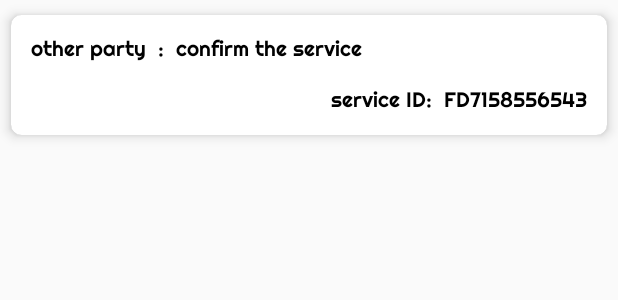
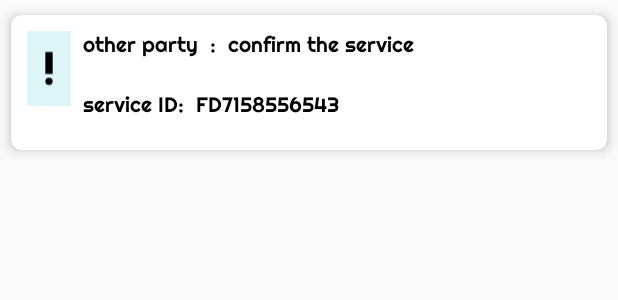
Before and after one commit to s201589210/service-provider, an Android app: the layout notification_card.xml on its own in the app's theme, with its tools: preview values and no code run, on a phone screen of 412 x 824 dp. Shown: the top 300 px of the screen. Run offline under Robolectric (Android 15) with nearby library versions, the phone set to English and light mode, and no system bars.

Commit message:
improve notification view

```diff
--- /dev/null
+++ b/app/src/main/res/drawable/ic_priority_high_black_24dp.xml
@@ -0,0 +1,12 @@
+<vector xmlns:android="http://schemas.android.com/apk/res/android"
+        android:width="24dp"
+        android:height="24dp"
+        android:viewportWidth="24.0"
+        android:viewportHeight="24.0">
+    <path
+        android:fillColor="#FF000000"
+        android:pathData="M12,19m-2,0a2,2 0,1 1,4 0a2,2 0,1 1,-4 0"/>
+    <path
+        android:fillColor="#FF000000"
+        android:pathData="M10,3h4v12h-4z"/>
+</vector>
--- a/app/src/main/res/layout/notification_card.xml
+++ b/app/src/main/res/layout/notification_card.xml
@@ -3,7 +3,7 @@
     xmlns:android="http://schemas.android.com/apk/res/android"
     xmlns:card_view="http://schemas.android.com/apk/res-auto"
     android:layout_width="match_parent"
-    android:layout_height="100dp"
+    android:layout_height="110dp"
     card_view:cardCornerRadius="7dp"
     card_view:cardUseCompatPadding="true"
     card_view:cardElevation="5dp"
@@ -21,26 +21,53 @@
     android:layout_width="match_parent"
     android:layout_height="wrap_content">
 
+    <LinearLayout xmlns:android="http://schemas.android.com/apk/res/android"
+        xmlns:tools="http://schemas.android.com/tools"
+        android:layout_width="match_parent"
+        android:layout_height="100dp"
+        android:orientation="horizontal"
+        android:padding="5dp"
+        android:background="@color/colorWhite">
+
+        <ImageView
+            android:layout_width="0dp"
+            android:layout_height="50dp"
+            android:layout_weight="0.6"
+            android:background="@color/backgroundcolor"
+            android:src="@drawable/ic_priority_high_black_24dp"/>
+
+    <LinearLayout
+        android:layout_width="0dp"
+        android:layout_weight="7"
+        android:layout_height="80dp"
+        android:orientation="vertical">
+
+        <LinearLayout
+            android:layout_width="match_parent"
+            android:layout_weight="1"
+            android:layout_height="0dp"
+            android:orientation="vertical">
+
+            <LinearLayout
+                android:layout_width="match_parent"
+                android:layout_height="match_parent"
+                android:orientation="horizontal">
+
+
             <TextView
-        android:id="@+id/textView"
+                android:id="@+id/notification_sender"
                 android:layout_width="wrap_content"
-        android:layout_height="wrap_content"
-        android:layout_marginTop="16dp"
-        android:layout_marginEnd="8dp"
-        android:text="service ID:"
-        app:layout_constraintEnd_toStartOf="@+id/notification_service_id"
-        app:layout_constraintTop_toBottomOf="@+id/notification_message"
+                android:layout_height="match_parent"
+                android:layout_marginStart="8dp"
+                android:text="other party"
                 android:textColor="#000"/>
 
                 <TextView
                     android:id="@+id/textView2"
                     android:layout_width="wrap_content"
-        android:layout_height="wrap_content"
+                    android:layout_height="match_parent"
                     android:layout_marginStart="8dp"
                     android:text=":"
-        app:layout_constraintBottom_toBottomOf="@+id/notification_sender"
-        app:layout_constraintStart_toEndOf="@+id/notification_sender"
-        app:layout_constraintTop_toTopOf="@+id/notification_sender"
                     android:textColor="#000"/>
 
                 <TextView
@@ -49,10 +76,33 @@
                     android:layout_height="wrap_content"
                     android:layout_marginStart="8dp"
                     android:text="confirm the service"
-        app:layout_constraintBottom_toBottomOf="@+id/textView2"
-        app:layout_constraintStart_toEndOf="@+id/textView2"
-        app:layout_constraintTop_toTopOf="@+id/textView2"
                     android:textColor="#000"/>
+
+            </LinearLayout>
+
+
+        </LinearLayout>
+
+        <LinearLayout
+            android:layout_width="match_parent"
+            android:layout_weight="1"
+            android:layout_height="0dp"
+            android:orientation="vertical">
+
+            <LinearLayout
+                android:layout_width="match_parent"
+                android:layout_height="match_parent"
+                android:orientation="horizontal">
+
+                <TextView
+                    android:id="@+id/textView"
+                    android:layout_width="wrap_content"
+                    android:layout_height="wrap_content"
+                    android:layout_marginEnd="8dp"
+                    android:text="service ID:"
+                    android:layout_marginStart="8dp"
+                    android:textColor="#000"/>
+
 
                 <TextView
                     android:id="@+id/notification_service_id"
@@ -65,16 +115,20 @@
                     app:layout_constraintTop_toTopOf="@+id/textView"
                     android:textColor="#000"/>
 
-    <TextView
-        android:id="@+id/notification_sender"
-        android:layout_width="wrap_content"
-        android:layout_height="wrap_content"
-        android:layout_marginStart="8dp"
-        android:layout_marginTop="8dp"
-        android:text="other party"
-        app:layout_constraintStart_toStartOf="parent"
-        app:layout_constraintTop_toTopOf="parent"
-        android:textColor="#000"/>
+
+
+            </LinearLayout>
+
+        </LinearLayout>
+
+
+
+    </LinearLayout>
+
+
+
+
+    </LinearLayout>
 
 </android.support.constraint.ConstraintLayout>
     </FrameLayout>
```
Lines whose indentation alone changed are shown as unchanged.
